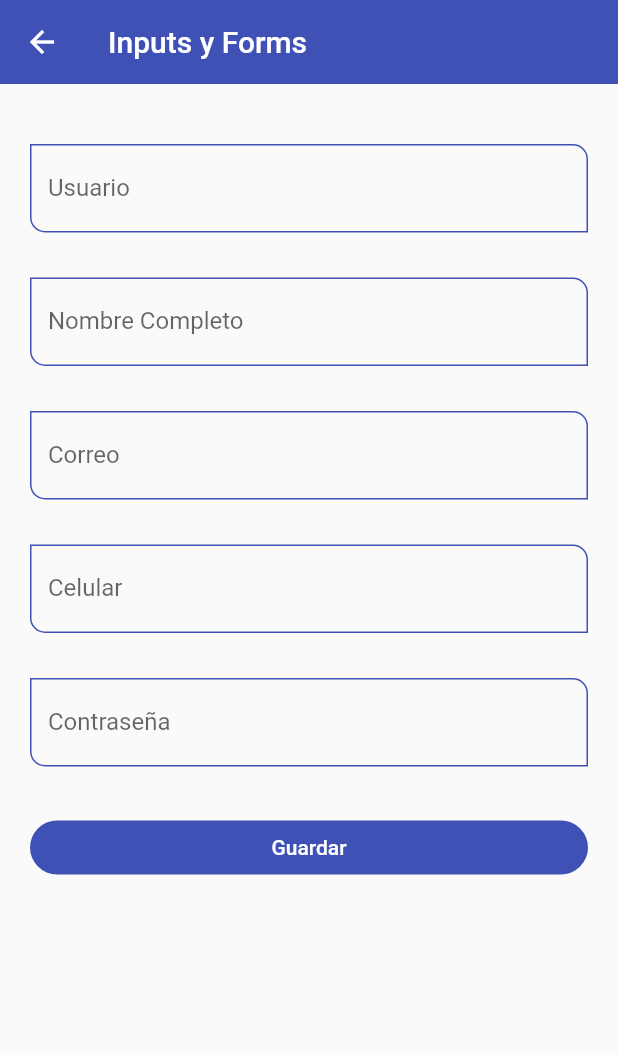
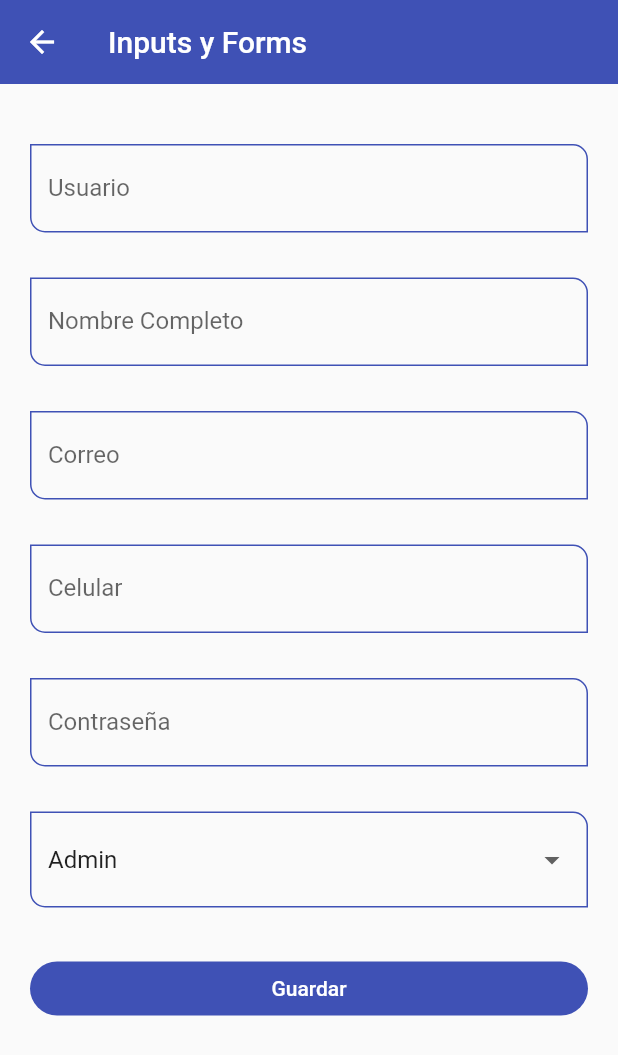
Before and after one commit to SebasRendon12/flutter_components, a Flutter app: the InputsScreen screen opened by its route, after a tap on "Guardar", on a phone screen of 412 x 824 dp. Shown: the top 1055 px of the screen. Run offline on Flutter 3.47's test engine with Material 2 defaults, Android fonts, the phone set to English and light mode, and no system bars.

Commit message:
input select

```diff
--- a/lib/router/app_routes.dart
+++ b/lib/router/app_routes.dart
@@ -49,6 +49,11 @@ class AppRoutes {
         icon: Icons.input_rounded,
         name: 'Text Inputs',
         screen: const InputsScreen()),
+    MenuOption(
+        route: 'slider',
+        icon: Icons.slow_motion_video_rounded,
+        name: 'Slider and Checks',
+        screen: const SliderScreen()),
   ];
 
   static Map<String, Widget Function(BuildContext)> getAppRoutes() {
--- a/lib/screens/inputs_screen.dart
+++ b/lib/screens/inputs_screen.dart
@@ -6,6 +6,8 @@ class InputsScreen extends StatelessWidget {
 
   @override
   Widget build(BuildContext context) {
+    final GlobalKey<FormState> myFormKey = GlobalKey<FormState>();
+
     final Map<String, String> formValues = {
       'user_name': 'serendona',
       'name': 'Sebastian Rendon Arteaga',
@@ -23,50 +25,97 @@ class InputsScreen extends StatelessWidget {
         child: Padding(
           padding: const EdgeInsets.symmetric(horizontal: 20, vertical: 10),
           child: Form(
+            key: myFormKey,
             child: Column(
               children: [
                 const SizedBox(
                   height: 30,
                 ),
-                const CustomInputField(
+                CustomInputField(
                   labelText: 'Usuario',
                   hintText: 'Nombre de usuario',
+                  formProperty: 'user_name',
+                  formValues: formValues,
                 ),
                 const SizedBox(
                   height: 30,
                 ),
-                const CustomInputField(
+                CustomInputField(
                   labelText: 'Nombre Completo',
                   hintText: 'Nombre del usuario',
+                  formProperty: 'name',
+                  formValues: formValues,
                 ),
                 const SizedBox(
                   height: 30,
                 ),
-                const CustomInputField(
+                CustomInputField(
                   labelText: 'Correo',
                   hintText: 'Correo electronico',
                   keyboardType: TextInputType.emailAddress,
+                  formProperty: 'email',
+                  formValues: formValues,
                 ),
                 const SizedBox(
                   height: 30,
                 ),
-                const CustomInputField(
+                CustomInputField(
                   labelText: 'Celular',
                   hintText: 'Número del celular',
                   keyboardType: TextInputType.number,
+                  formProperty: 'celular',
+                  formValues: formValues,
                 ),
                 const SizedBox(
                   height: 30,
                 ),
-                const CustomInputField(
+                CustomInputField(
                   labelText: 'Contraseña',
                   obscureText: true,
+                  formProperty: 'password',
+                  formValues: formValues,
+                ),
+                const SizedBox(
+                  height: 30,
+                ),
+                DropdownButtonFormField<String>(
+                  items: const [
+                    DropdownMenuItem(
+                      child: Text('Admin'),
+                      value: 'Admin',
+                    ),
+                    DropdownMenuItem(
+                      child: Text('Superuser'),
+                      value: 'Superuser',
+                    ),
+                    DropdownMenuItem(
+                      child: Text('Developer'),
+                      value: 'Developer',
+                    ),
+                    DropdownMenuItem(
+                      child: Text('Jr. Developer'),
+                      value: 'Jr. Developer',
+                    ),
+                  ],
+                  value: 'Admin',
+                  onChanged: (value) {
+                    print(value);
+                    formValues['role'] = value ?? 'Admin';
+                  },
                 ),
                 const SizedBox(
                   height: 30,
                 ),
                 ElevatedButton(
                   onPressed: () {
+                    //Minimizar teclado
+                    FocusScope.of(context).requestFocus(FocusNode());
+
+                    if (!myFormKey.currentState!.validate()) {
+                      print('Form no valid');
+                      return;
+                    }
+
                     print(formValues);
                   },
                   child: const SizedBox(
--- a/lib/screens/screens.dart
+++ b/lib/screens/screens.dart
@@ -6,3 +6,4 @@ export 'package:flutter_components/screens/home_screen.dart';
 export 'package:flutter_components/screens/inputs_screen.dart';
 export 'package:flutter_components/screens/listView1_screen.dart';
 export 'package:flutter_components/screens/listView2_screen.dart';
+export 'package:flutter_components/screens/slider_screen.dart';
--- /dev/null
+++ b/lib/screens/slider_screen.dart
@@ -0,0 +1,14 @@
+import 'package:flutter/material.dart';
+
+class SliderScreen extends StatelessWidget {
+  const SliderScreen({Key? key}) : super(key: key);
+
+  @override
+  Widget build(BuildContext context) {
+    return const Scaffold(
+      body: Center(
+        child: Text('SliderScreen'),
+      ),
+    );
+  }
+}
--- a/lib/widgets/custom_input_field.dart
+++ b/lib/widgets/custom_input_field.dart
@@ -9,6 +9,9 @@ class CustomInputField extends StatelessWidget {
   final TextInputType? keyboardType;
   final bool? obscureText;
 
+  final String formProperty;
+  final Map<String, String> formValues;
+
   const CustomInputField({
     Key? key,
     this.hintText,
@@ -18,6 +21,8 @@ class CustomInputField extends StatelessWidget {
     this.icon,
     this.keyboardType,
     this.obscureText,
+    required this.formProperty,
+    required this.formValues,
   }) : super(key: key);
 
   @override
@@ -28,7 +33,7 @@ class CustomInputField extends StatelessWidget {
       keyboardType: keyboardType,
       obscureText: obscureText ?? false,
       onChanged: (value) {
-        // print(value);
+        formValues[formProperty] = value;
       },
       validator: (value) {
         if (value == null) return 'Este campo es requerido';
```
